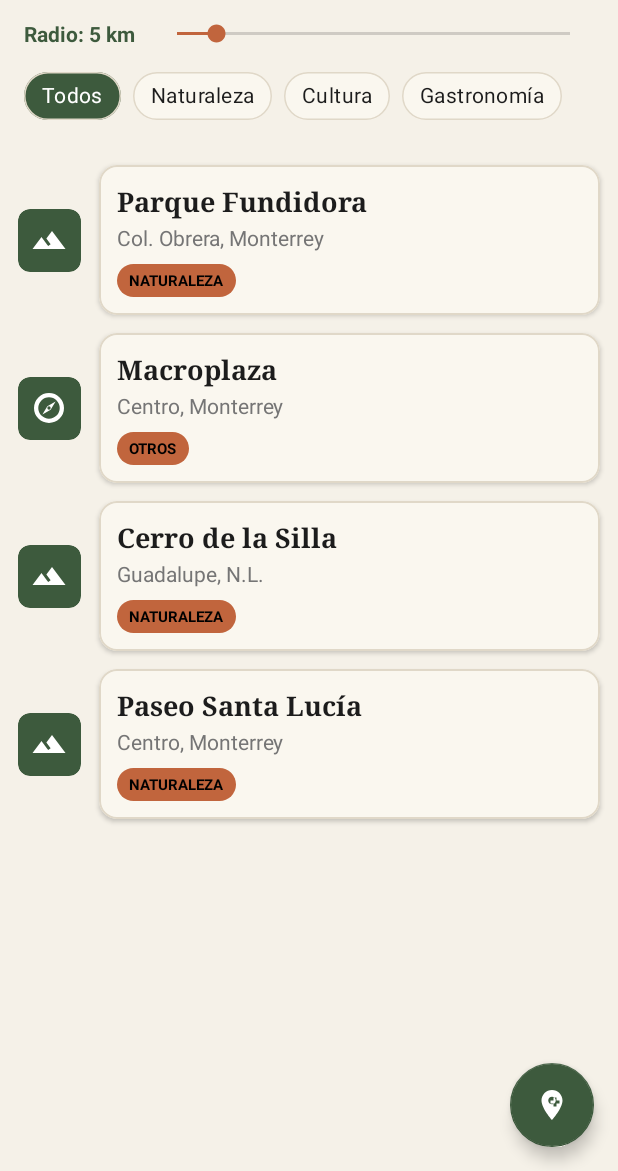
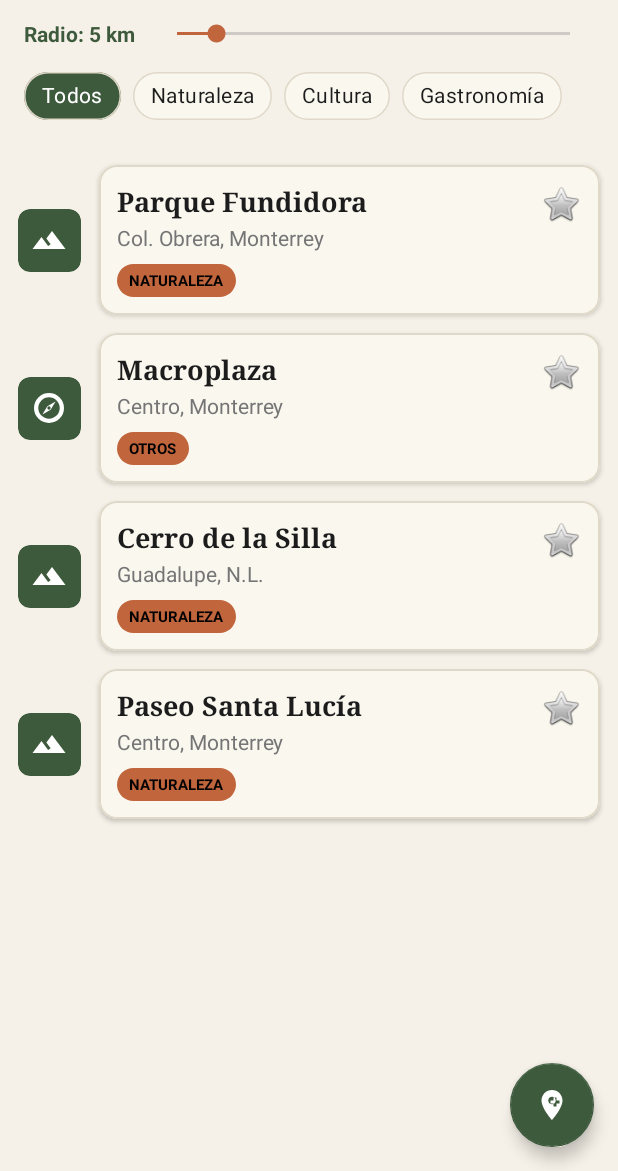
Before and after one commit to OctavioRoque/MisLugares, an Android app: the screen it shows after launch (MainActivity), on a phone screen of 412 x 824 dp, the part 65-1236 px from its top. Run offline under Robolectric (Android 15) with nearby library versions, the light colour scheme and no system bars; libraries missing offline, so code that uses them is left out: org.osmdroid.config; 4 statements that could not run were skipped.

Commit message:
Update item_lugar.xml
boton favoritos

```diff
--- a/app/src/main/res/layout/item_lugar.xml
+++ b/app/src/main/res/layout/item_lugar.xml
@@ -47,7 +47,7 @@
                 android:textColor="@color/text_primary"
                 android:textSize="@dimen/text_size_h2"
                 android:textStyle="bold"
-                app:layout_constraintEnd_toStartOf="@id/tvDistancia"
+                app:layout_constraintEnd_toStartOf="@id/btnFavorito"
                 app:layout_constraintStart_toStartOf="parent"
                 app:layout_constraintTop_toTopOf="parent"
                 tools:text="Parque del Retiro" />
@@ -79,6 +79,7 @@
                 android:id="@+id/tvDistancia"
                 android:layout_width="wrap_content"
                 android:layout_height="wrap_content"
+                android:layout_marginTop="4dp"
                 android:drawablePadding="4dp"
                 android:gravity="center_vertical"
                 android:textColor="@color/text_secondary"
@@ -86,8 +87,20 @@
                 app:drawableStartCompat="@drawable/ic_location"
                 app:drawableTint="@color/accent_gold"
                 app:layout_constraintEnd_toEndOf="parent"
-                app:layout_constraintTop_toTopOf="parent"
+                app:layout_constraintTop_toBottomOf="@id/btnFavorito"
                 tools:text="1.2 km" />
+
+            <!-- BOTÓN DE FAVORITO (Icono de estrella o corazón) -->
+            <ImageView
+                android:id="@+id/btnFavorito"
+                android:layout_width="28dp"
+                android:layout_height="28dp"
+                android:clickable="true"
+                android:focusable="true"
+                android:background="?attr/selectableItemBackgroundBorderless"
+                android:src="@android:drawable/btn_star_big_off"
+                app:layout_constraintEnd_toEndOf="parent"
+                app:layout_constraintTop_toTopOf="parent" />
 
         </androidx.constraintlayout.widget.ConstraintLayout>
     </com.google.android.material.card.MaterialCardView>
```
